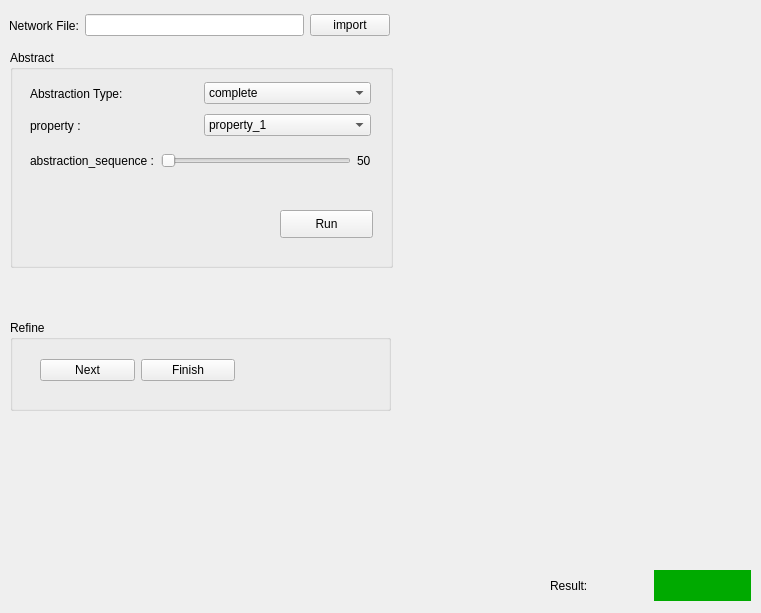
The window that marabou.ui (Huangxiaoze/graduate) describes before a commit, drawn with Qt 5.
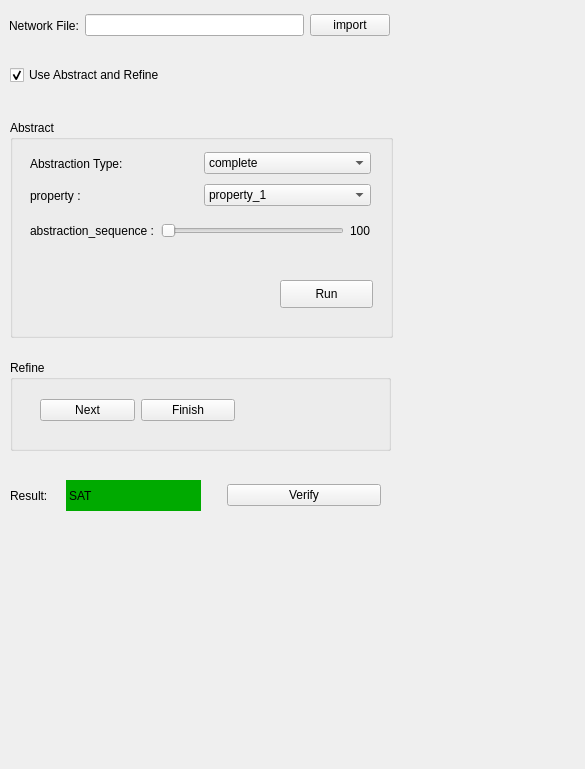
The same window after the commit.

Commit message: add Python Class

```diff
--- a/marabou.ui
+++ b/marabou.ui
@@ -6,10 +6,16 @@
    <rect>
     <x>0</x>
     <y>0</y>
-    <width>761</width>
-    <height>613</height>
+    <width>585</width>
+    <height>769</height>
    </rect>
   </property>
+  <property name="maximumSize">
+   <size>
+    <width>16777215</width>
+    <height>16777215</height>
+   </size>
+  </property>
   <property name="windowTitle">
    <string>Form</string>
   </property>
@@ -45,15 +51,21 @@
   <widget class="QWidget" name="horizontalLayoutWidget_3">
    <property name="geometry">
     <rect>
-     <x>550</x>
-     <y>570</y>
-     <width>201</width>
+     <x>10</x>
+     <y>480</y>
+     <width>371</width>
      <height>31</height>
     </rect>
    </property>
    <layout class="QHBoxLayout" name="horizontalLayout_3">
     <item>
      <widget class="QLabel" name="label_3">
+      <property name="maximumSize">
+       <size>
+        <width>50</width>
+        <height>16777215</height>
+       </size>
+      </property>
       <property name="text">
        <string>Result:</string>
       </property>
@@ -62,10 +74,20 @@
     <item>
      <widget class="QLabel" name="label_4">
       <property name="styleSheet">
-       <string notr="true">background:rgb(0, 170, 0)</string>
+       <string notr="true">background:rgb(0, 170, 0);border-radius:100%;width:100%;height:100%;margin-right:20px;text-align:center;</string>
       </property>
       <property name="text">
-       <string/>
+       <string>SAT</string>
+      </property>
+     </widget>
+    </item>
+    <item>
+     <widget class="QPushButton" name="verify_pushbutton">
+      <property name="text">
+       <string>Verify</string>
+      </property>
+      <property name="default">
+       <bool>false</bool>
       </property>
      </widget>
     </item>
@@ -75,7 +97,7 @@
    <property name="geometry">
     <rect>
      <x>10</x>
-     <y>320</y>
+     <y>360</y>
      <width>381</width>
      <height>91</height>
     </rect>
@@ -114,7 +136,7 @@
    <property name="geometry">
     <rect>
      <x>10</x>
-     <y>50</y>
+     <y>120</y>
      <width>383</width>
      <height>218</height>
     </rect>
@@ -397,13 +419,35 @@
      <item>
       <widget class="QLabel" name="as_value">
        <property name="text">
-        <string>50</string>
+        <string>100</string>
        </property>
       </widget>
      </item>
     </layout>
    </widget>
   </widget>
+  <widget class="QWidget" name="horizontalLayoutWidget_7">
+   <property name="geometry">
+    <rect>
+     <x>10</x>
+     <y>50</y>
+     <width>381</width>
+     <height>51</height>
+    </rect>
+   </property>
+   <layout class="QHBoxLayout" name="horizontalLayout_7">
+    <item>
+     <widget class="QCheckBox" name="ar_checkbox">
+      <property name="text">
+       <string>Use Abstract and Refine</string>
+      </property>
+      <property name="checked">
+       <bool>true</bool>
+      </property>
+     </widget>
+    </item>
+   </layout>
+  </widget>
  </widget>
  <resources/>
  <connections/>
```
The commit also changes 8 other files.
